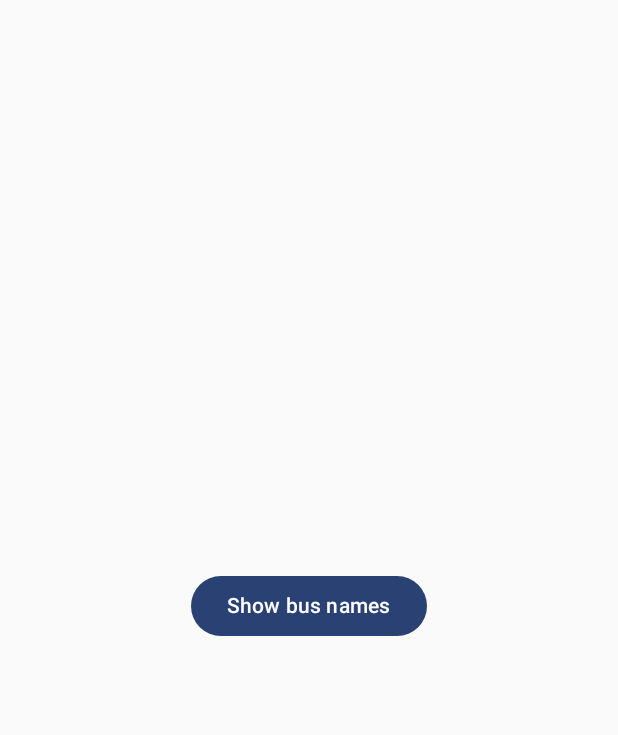
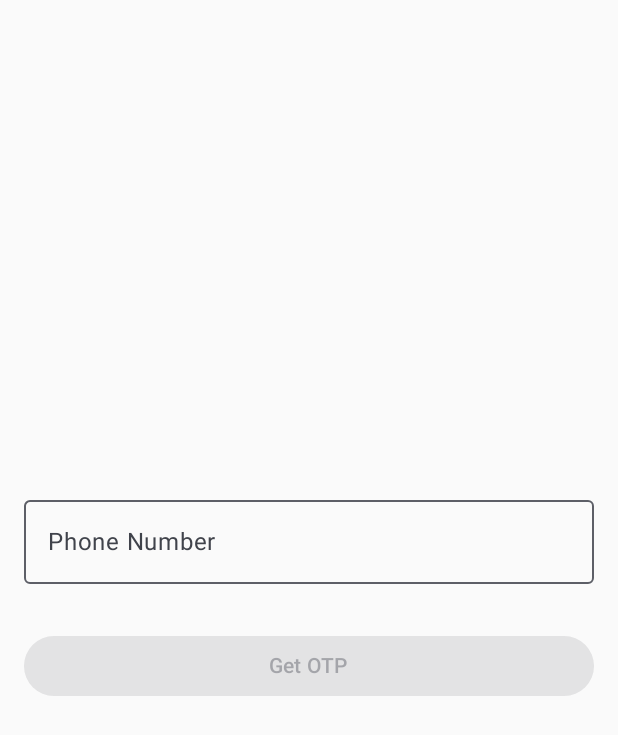
Before and after one commit to RSMSPN01/KotlinBasics, an Android app built with Jetpack Compose: the screen it shows after launch (MainActivity), on a phone screen of 412 x 824 dp. Shown: the top 735 px of the screen. Run offline under Robolectric (Android 15) with nearby library versions, the phone set to English and light mode, and no system bars.

Commit message:
Authenticaton Ui screen created with custom state and viewmodel

```diff
--- a/app/build.gradle.kts
+++ b/app/build.gradle.kts
@@ -65,7 +65,7 @@ dependencies {
     // Splash Screen
     implementation("androidx.core:core-splashscreen:1.0.0")
     // Firebase Bill of Materials
-    implementation(platform("com.google.firebase:firebase-bom:35.2.0"))
+    implementation(platform("com.google.firebase:firebase-bom:33.9.0"))
 
 // Firebase Authentication
     implementation("com.google.firebase:firebase-auth")
--- a/app/src/main/java/com/example/setupapplication/MainActivity.kt
+++ b/app/src/main/java/com/example/setupapplication/MainActivity.kt
@@ -8,13 +8,16 @@ import androidx.activity.viewModels
 import androidx.compose.runtime.getValue
 import androidx.lifecycle.compose.collectAsStateWithLifecycle
 import com.example.setupapplication.StateFlow.DisplayStateUi
+import com.example.setupapplication.authentication.AuthScreen
+import com.example.setupapplication.authentication.AuthViewModel
 import com.example.setupapplication.corotuines.BusRoutesViewModel
 import com.example.setupapplication.ui.theme.SetupApplicationTheme
 
 class MainActivity : ComponentActivity() {
     //    private val viewModel: ScoreViewModel by viewModels()
 //    private val viewModel: MessageViewModel by viewModels()
-    private val viewModel: BusRoutesViewModel by viewModels()
+//    private val viewModel: BusRoutesViewModel by viewModels()
+    private val viewModel: AuthViewModel by viewModels()
     override fun onCreate(savedInstanceState: Bundle?) {
         super.onCreate(savedInstanceState)
 //        installSplashScreen()
@@ -24,8 +27,8 @@ class MainActivity : ComponentActivity() {
             SetupApplicationTheme {
 //                MainActivityUi(viewModel)
 //                SharedPreferences(this@MainActivity)
-                DisplayStateUi(viewModel)
-
+//                DisplayStateUi(viewModel)
+                AuthScreen(viewModel)
             }
         }
     }
--- /dev/null
+++ b/app/src/main/java/com/example/setupapplication/authentication/AuthScreen.kt
@@ -0,0 +1,74 @@
+package com.example.setupapplication.authentication
+
+import androidx.compose.foundation.layout.Column
+import androidx.compose.foundation.layout.Spacer
+import androidx.compose.foundation.layout.fillMaxSize
+import androidx.compose.foundation.layout.fillMaxWidth
+import androidx.compose.foundation.layout.padding
+import androidx.compose.foundation.text.KeyboardOptions
+import androidx.compose.material3.Button
+import androidx.compose.material3.OutlinedTextField
+import androidx.compose.material3.Text
+import androidx.compose.runtime.Composable
+import androidx.compose.runtime.getValue
+import androidx.compose.ui.Alignment
+import androidx.compose.ui.Modifier
+import androidx.compose.ui.text.input.KeyboardType
+import androidx.compose.ui.unit.dp
+import androidx.lifecycle.compose.collectAsStateWithLifecycle
+
+@Composable
+fun AuthScreen(viewModel: AuthViewModel) {
+    val authState by viewModel.authState.collectAsStateWithLifecycle()
+
+    Column(
+        modifier = Modifier
+            .fillMaxSize()
+            .padding(16.dp),
+        horizontalAlignment = Alignment.CenterHorizontally
+    ) {
+
+        Spacer(modifier = Modifier.weight(1f))
+
+        OutlinedTextField(
+            value = authState.phoneNumber,
+            onValueChange = { newValue -> viewModel.updatePhoneNumber(newValue) },
+            label = { Text("Phone Number") },
+            singleLine = true,
+            keyboardOptions = KeyboardOptions(keyboardType = KeyboardType.Phone),
+            modifier = Modifier.fillMaxWidth()
+        )
+
+        Spacer(modifier = Modifier.weight(0.10f))
+
+        Button(
+            onClick = {},
+            enabled = authState.phoneNumber.isNotBlank(),
+            modifier = Modifier.fillMaxWidth()
+        ) {
+            Text(text = "Get OTP")
+        }
+        Spacer(modifier = Modifier.weight(0.10f))
+
+        if(authState.isOtpSent){
+            OutlinedTextField(
+                value = authState.otp,
+                onValueChange = { newValue -> viewModel.updateOTP(newValue) },
+                label = { Text("OTP") },
+                singleLine = true,
+                keyboardOptions = KeyboardOptions(keyboardType = KeyboardType.Phone),
+                modifier = Modifier.fillMaxWidth()
+            )
+            Spacer(modifier = Modifier.weight(0.10f))
+            Button(
+                onClick = { },
+                enabled = authState.otp.isNotBlank(),
+                modifier = Modifier.fillMaxWidth()
+            ) {
+                Text(text = "Verify OTP")
+            }
+        }
+
+        Spacer(modifier = Modifier.weight(1f))
+    }
+}
--- /dev/null
+++ b/app/src/main/java/com/example/setupapplication/authentication/AuthViewModel.kt
@@ -0,0 +1,25 @@
+package com.example.setupapplication.authentication
+
+import androidx.lifecycle.ViewModel
+import kotlinx.coroutines.flow.MutableStateFlow
+import kotlinx.coroutines.flow.StateFlow
+import kotlinx.coroutines.flow.asStateFlow
+
+class AuthViewModel : ViewModel() {
+    private val _authState = MutableStateFlow(AuthenticationState())
+    val authState: StateFlow<AuthenticationState> = _authState.asStateFlow()
+    fun updatePhoneNumber(newPhoneNumber: String) {
+        // we will use copy instead of creating the whole new object that will help to retain the data.
+        _authState.value = _authState.value.copy(
+            phoneNumber = newPhoneNumber
+        )
+    }
+
+    fun updateOTP(newOTP: String) {
+
+        _authState.value = _authState.value.copy(
+            otp = newOTP
+        )
+    }
+
+}
--- /dev/null
+++ b/app/src/main/java/com/example/setupapplication/authentication/AuthenticationState.kt
@@ -0,0 +1,11 @@
+package com.example.setupapplication.authentication
+
+data class AuthenticationState(
+    val phoneNumber: String = "",
+    val otp: String = "",
+    val verificationId: String? = null,
+    val isOtpSent: Boolean = false,
+    val isLoading: Boolean = false,
+    val error: String? = null,
+    val isAuthenticated: Boolean = false
+)
--- /dev/null
+++ b/app/src/main/java/com/example/setupapplication/authentication/PhoneAuthManager.kt
@@ -0,0 +1 @@
+package com.example.setupapplication.authentication
--- a/gradle/libs.versions.toml
+++ b/gradle/libs.versions.toml
@@ -6,7 +6,7 @@ junitVersion = "1.1.5"
 espressoCore = "3.5.1"
 lifecycleRuntimeKtx = "2.6.1"
 activityCompose = "1.8.0"
-kotlin = "2.2.10"
+kotlin = "2.1.10"
 composeBom = "2026.02.01"
 
 [libraries]
@@ -28,4 +28,5 @@ androidx-compose-material-icons-extended = { group = "androidx.compose.material"
 
 [plugins]
 android-application = { id = "com.android.application", version.ref = "agp" }
+kotlin-android = { id = "org.jetbrains.kotlin.android", version.ref = "kotlin" }
 kotlin-compose = { id = "org.jetbrains.kotlin.plugin.compose", version.ref = "kotlin" }
```
